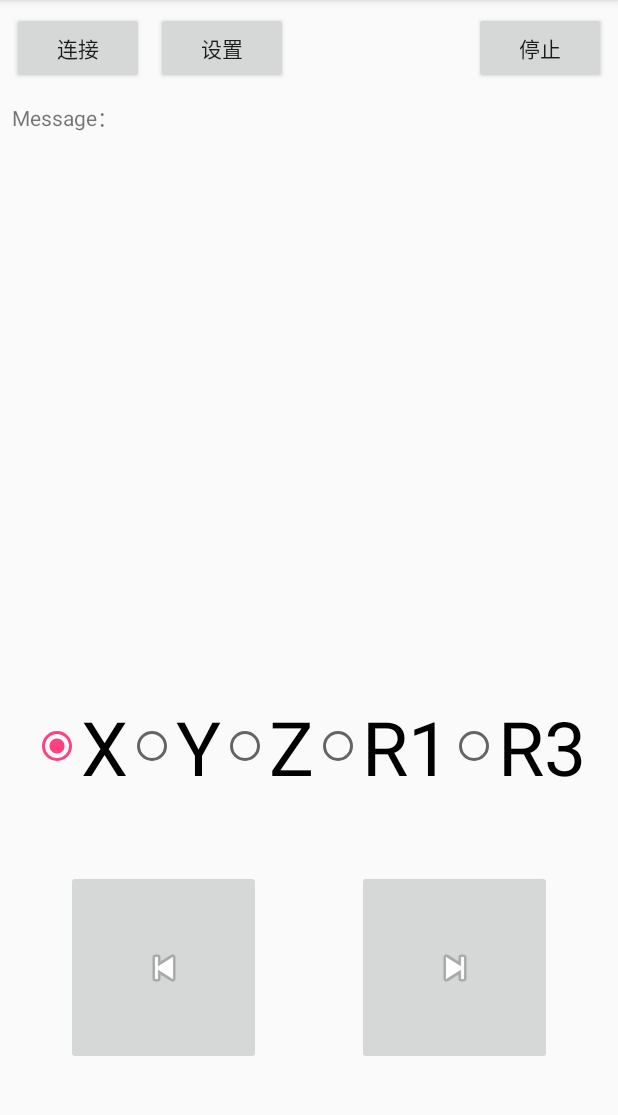
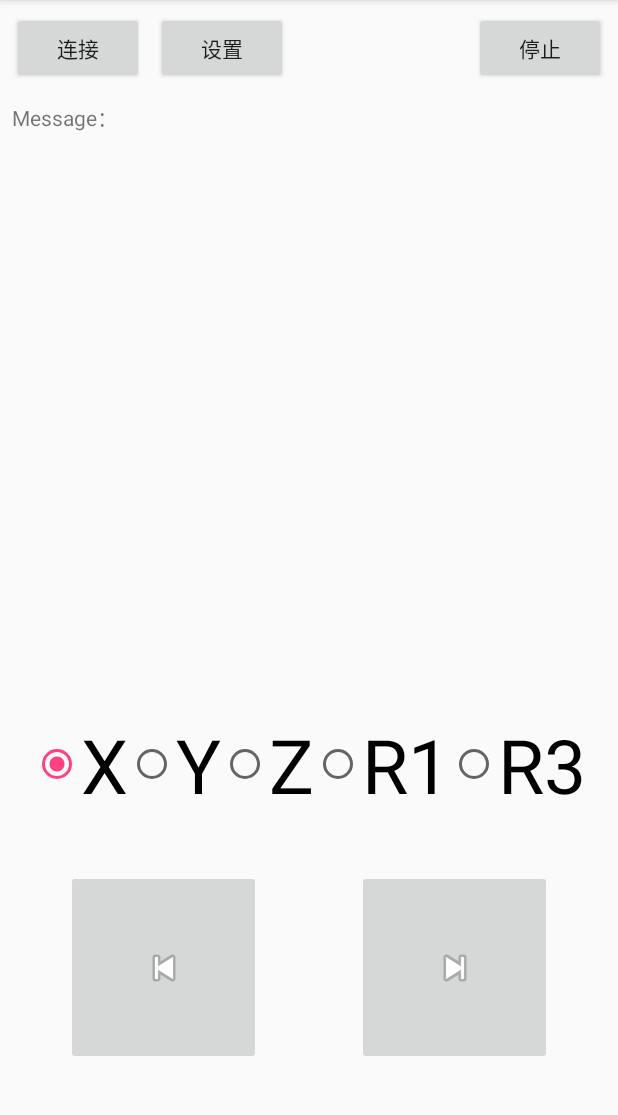
Before and after one commit to zhangshangyang/DummyHandle, an Android app: the screen it shows after launch (MainActivity), on a phone screen of 412 x 824 dp, the part 84-1199 px from its top. Run offline under Robolectric (Android 15) with nearby library versions, the phone set to English and light mode, and no system bars.

```diff
--- a/app/src/main/res/layout/activity_main.xml
+++ b/app/src/main/res/layout/activity_main.xml
@@ -42,12 +42,13 @@
         android:layout_height="80dp"
         android:layout_marginEnd="8dp"
         android:layout_marginStart="8dp"
-        android:layout_marginTop="464dp"
+        android:layout_marginTop="8dp"
+        android:checkedButton="@id/X"
         android:orientation="horizontal"
-        android:checkedButton="@id/X"
         app:layout_constraintEnd_toEndOf="parent"
+        app:layout_constraintHorizontal_bias="0.502"
         app:layout_constraintStart_toStartOf="parent"
-        app:layout_constraintTop_toTopOf="parent"
+        app:layout_constraintTop_toBottomOf="@+id/textView"
         tools:ignore="MissingConstraints">
 
         <RadioButton
```
Also changed, not shown: app/src/main/java/com/example/administrator/dummyhandle/MainActivity.java (+8 -6 lines).
